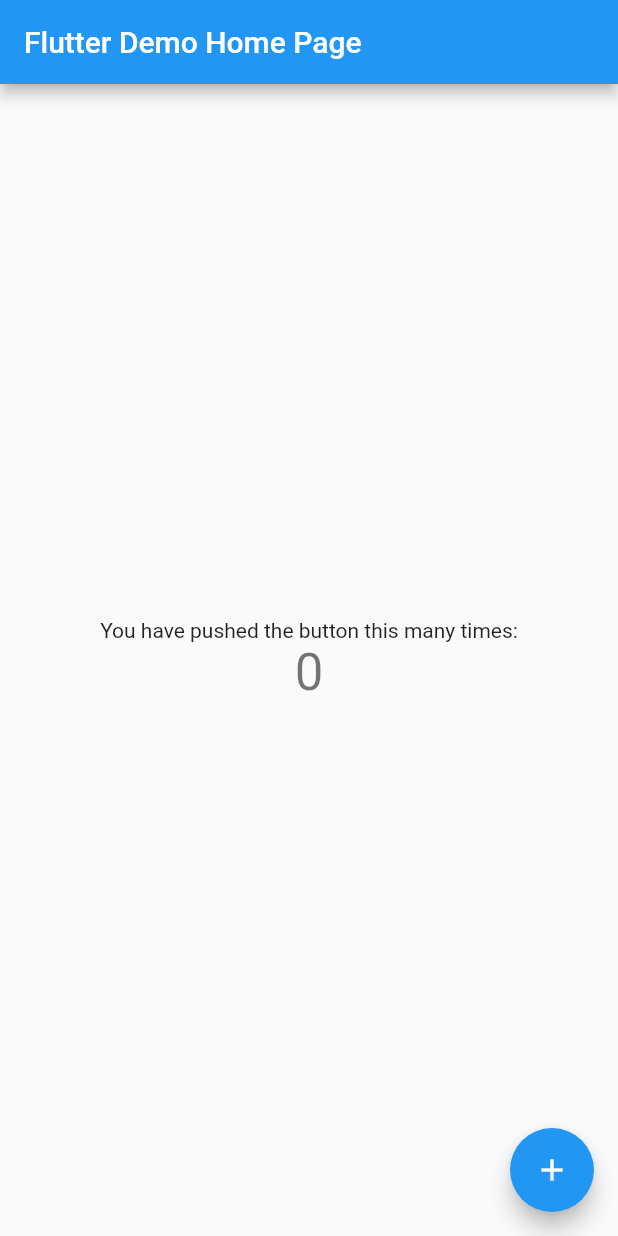
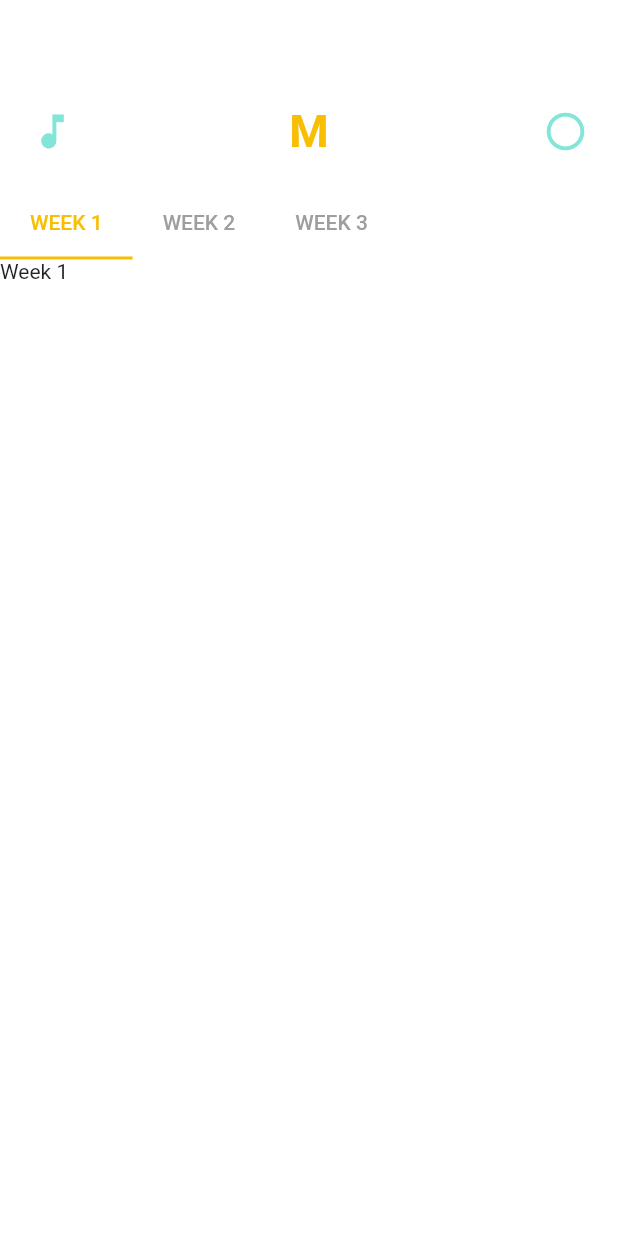
Before and after one commit to UN1V3RS3X/workouts_app, a Flutter app: the screen it shows after launch, on a phone screen of 412 x 824 dp. Run offline on Flutter 3.47's test engine with Material 2 defaults, Android fonts, the light colour scheme and no system bars.

Commit message:
Se agrega tabBar a la vista.

```diff
--- a/lib/main.dart
+++ b/lib/main.dart
@@ -1,4 +1,5 @@
 import 'package:flutter/material.dart';
+import 'package:workouts_app/views/workouts.dart';
 
 void main() {
   runApp(const MyApp());
@@ -12,57 +13,11 @@
   Widget build(BuildContext context) {
     return MaterialApp(
       title: 'Flutter Demo',
+      debugShowCheckedModeBanner: false,
       theme: ThemeData(
         primarySwatch: Colors.blue,
       ),
-      home: const MyHomePage(title: 'Flutter Demo Home Page'),
+      home: const Workouts(),
     );
   }
 }
-
-class MyHomePage extends StatefulWidget {
-  const MyHomePage({Key? key, required this.title}) : super(key: key);
-
-  final String title;
-
-  @override
-  State<MyHomePage> createState() => _MyHomePageState();
-}
-
-class _MyHomePageState extends State<MyHomePage> {
-  int _counter = 0;
-
-  void _incrementCounter() {
-    setState(() {
-      _counter++;
-    });
-  }
-
-  @override
-  Widget build(BuildContext context) {
-    return Scaffold(
-      appBar: AppBar(
-        title: Text(widget.title),
-      ),
-      body: Center(
-        child: Column(
-          mainAxisAlignment: MainAxisAlignment.center,
-          children: <Widget>[
-            const Text(
-              'You have pushed the button this many times:',
-            ),
-            Text(
-              '$_counter',
-              style: Theme.of(context).textTheme.headline4,
-            ),
-          ],
-        ),
-      ),
-      floatingActionButton: FloatingActionButton(
-        onPressed: _incrementCounter,
-        tooltip: 'Increment',
-        child: const Icon(Icons.add),
-      ),
-    );
-  }
-}
--- /dev/null
+++ b/lib/utils/big_app_text.dart
@@ -0,0 +1,20 @@
+import 'package:flutter/material.dart';
+
+class BigAppText extends StatelessWidget {
+  final String text;
+  final int size;
+  const BigAppText({Key? key, required this.text, required this.size})
+      : super(key: key);
+
+  @override
+  Widget build(BuildContext context) {
+    return Text(
+      text,
+      style: TextStyle(
+        fontWeight: FontWeight.bold,
+        fontSize: size.toDouble(),
+        color: Colors.black,
+      ),
+    );
+  }
+}
--- /dev/null
+++ b/lib/views/workouts.dart
@@ -0,0 +1,116 @@
+import 'package:flutter/material.dart';
+import 'package:workouts_app/utils/big_app_text.dart';
+
+class Workouts extends StatefulWidget {
+  const Workouts({Key? key}) : super(key: key);
+
+  @override
+  State<Workouts> createState() => _WorkoutsState();
+}
+
+class _WorkoutsState extends State<Workouts> with TickerProviderStateMixin {
+  List images = [
+    "mountain4.jpeg",
+    "mountain8.jpeg",
+    "mountain9.jpeg",
+  ];
+  @override
+  Widget build(BuildContext context) {
+    TabController _tabController = TabController(length: 3, vsync: this);
+
+    return Scaffold(
+      backgroundColor: Colors.white,
+      body: Column(
+        crossAxisAlignment: CrossAxisAlignment.start,
+        children: [
+          Container(
+            padding: const EdgeInsets.only(
+              left: 20,
+              top: 70,
+            ),
+            child: Row(
+              children: [
+                const Icon(Icons.music_note_sharp,
+                    size: 30, color: Color.fromARGB(136, 21, 207, 182)),
+                Expanded(child: Container()),
+                const Text("M",
+                    style: TextStyle(
+                      fontWeight: FontWeight.bold,
+                      fontSize: 30,
+                      color: Color.fromARGB(255, 247, 190, 2),
+                    )),
+                Expanded(child: Container()),
+                const Icon(Icons.circle_outlined,
+                    size: 30, color: Color.fromARGB(136, 21, 207, 182)),
+                const SizedBox(
+                  width: 20,
+                )
+              ],
+            ),
+          ),
+          const SizedBox(
+            height: 20,
+          ),
+          Container(
+            child: Align(
+              alignment: Alignment.centerLeft,
+              child: TabBar(
+                  controller: _tabController,
+                  labelColor: Color.fromARGB(255, 247, 190, 2),
+                  unselectedLabelColor: Colors.grey,
+                  isScrollable: true,
+                  labelPadding: const EdgeInsets.only(left: 20, right: 20),
+                  indicatorColor: Color.fromARGB(255, 247, 190, 2),
+                  tabs: [
+                    Tab(
+                      text: "WEEK 1",
+                    ),
+                    Tab(
+                      text: "WEEK 2",
+                    ),
+                    Tab(
+                      text: "WEEK 3",
+                    ),
+                  ]),
+            ),
+          ),
+          Container(
+            width: double.maxFinite,
+            height: 300,
+            child: TabBarView(
+                controller: _tabController,
+                children: [Text("Week 1"), Text("Week 2"), Text("Week 3")]),
+          )
+        ],
+      ),
+    );
+  }
+}
+
+class CircleTabIndicator extends Decoration {
+  final Color color;
+  double radius;
+
+  CircleTabIndicator({required this.color, required this.radius});
+
+  @override
+  BoxPainter createBoxPainter([VoidCallback? onChanged]) {
+    return _CirclePainter(color: color, radius: radius);
+  }
+}
+
+class _CirclePainter extends BoxPainter {
+  final double radius;
+  late Color color;
+  _CirclePainter({required this.color, required this.radius});
+
+  @override
+  void paint(Canvas canvas, Offset offset, ImageConfiguration cfg) {
+    late Paint _paint;
+    _paint = Paint()..color = color;
+    _paint = _paint..isAntiAlias = true;
+    final Offset circleOffset =
+        offset + Offset(cfg.size!.width / 2, cfg.size!.height - radius);
+    canvas.drawCircle(circleOffset, radius, _paint);
+  }
+}
```
